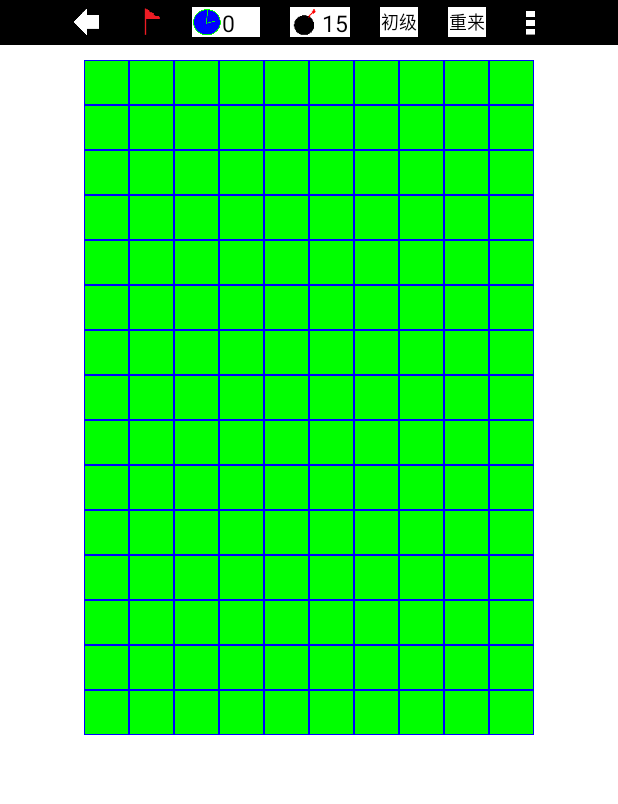
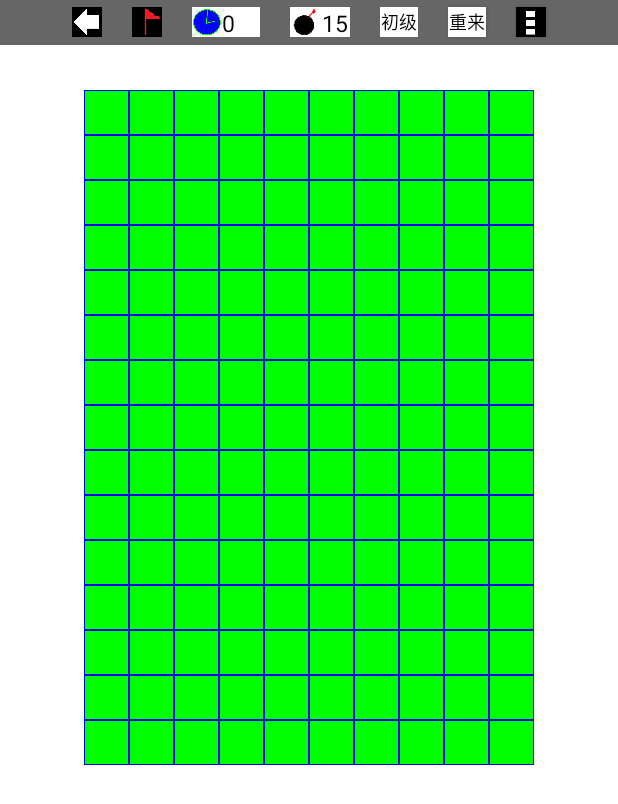
Before and after one commit to llxqb/clearance, an Android app: the screen it shows after launch (MainActivity), on a phone screen of 412 x 824 dp. Shown: the top 804 px of the screen. Run offline under Robolectric (Android 15) with nearby library versions, the phone set to English and light mode, and no system bars.

Commit message:
更新提交

```diff
--- a/app/src/main/java/com/freemud/li/clearance/CellImageView.java
+++ b/app/src/main/java/com/freemud/li/clearance/CellImageView.java
@@ -4,10 +4,13 @@ import android.annotation.SuppressLint;
 import android.content.Context;
 import android.widget.ImageView;
 
+import java.util.Random;
+
 @SuppressLint("ClickableViewAccessibility")
 public class CellImageView extends ImageView {
 	private int row;
 	private int column;
+	private int color;
 
 	public CellImageView(Context context) {
 		super(context);
@@ -23,8 +26,21 @@ public class CellImageView extends ImageView {
 				Utils.dip2px(context, (float) 0.5),
 				Utils.dip2px(context, (float) 0.5),
 				Utils.dip2px(context, (float) 0.5));
+//		Random random = new Random();
+//		int count = random.nextInt(2);
+//		if(count==0){
+//			color = R.drawable.bg_green;
+//		}else if(count ==1){
+//			color = R.drawable.bg_red;
+//		}
+//		else if(count ==2){
+//			color = R.drawable.bg_white;
+//		}else if(count ==3){
+//			color = R.drawable.bg_blue;
+//		}
+		color = R.drawable.bg_green;
 		this.setImageDrawable(context.getResources().getDrawable(
-				R.drawable.bg_green));
+				color));
 		this.setScaleType(getScaleType().FIT_XY);
 		this.setMinimumWidth(Utils.dip2px(context, 30));
 		this.setMinimumHeight(Utils.dip2px(context, 30));
--- a/app/src/main/java/com/freemud/li/clearance/MainActivity.java
+++ b/app/src/main/java/com/freemud/li/clearance/MainActivity.java
@@ -198,7 +198,6 @@ public class MainActivity extends Activity implements OnClickListener,
     private void initAction() {
         Button b_back = (Button) findViewById(R.id.b_back);
         b_back.setOnClickListener(new OnClickListener() {
-
             @Override
             public void onClick(View v) {
                 closeTimer();
--- a/app/src/main/res/layout/activity_main.xml
+++ b/app/src/main/res/layout/activity_main.xml
@@ -10,7 +10,7 @@
         android:id="@+id/l"
         android:layout_width="match_parent"
         android:layout_height="30dp"
-        android:background="@color/BLACK"
+        android:background="@color/GRAY"
         android:gravity="center"
         android:orientation="horizontal">
 
@@ -94,7 +94,7 @@
         android:id="@+id/gl"
         android:layout_width="300dp"
         android:layout_height="450dp"
-        android:layout_marginTop="10dp"
+        android:layout_marginTop="30dp"
         android:background="@color/BLACK"
         android:columnCount="10"
         android:rowCount="15"
--- a/app/src/main/res/values/color.xml
+++ b/app/src/main/res/values/color.xml
@@ -6,6 +6,8 @@
     <color name="BLUE">#0000FF</color>
     <color name="GREEN">#00FF00</color>
     <color name="RED">#FF0000</color>
+    <color name="GRAY">#666666</color>
+
     <color name="TRANSPARENT">#11111111</color>
 
 </resources>
```
